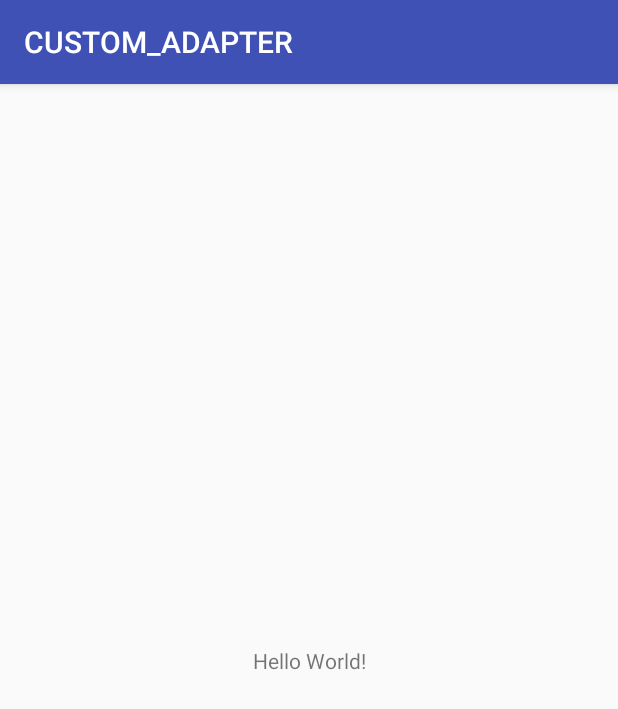
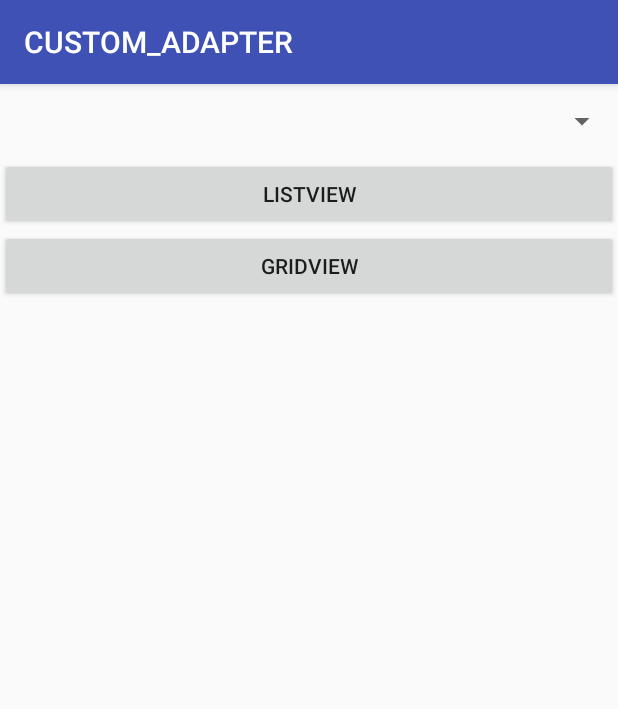
Before and after one commit to Leminhhieu5698/CUSTOM_ADAPTER, an Android app: the screen it shows after launch (MainActivity), on a phone screen of 412 x 824 dp. Shown: the top 709 px of the screen. Run offline under Robolectric (Android 15) with nearby library versions, the phone set to English and light mode, and no system bars.

Commit message:
Up giao dien

```diff
--- /dev/null
+++ b/app/src/main/java/com/example/student/custom_adapter/Listview.java
@@ -0,0 +1,12 @@
+package com.example.student.custom_adapter;
+
+import android.os.Bundle;
+import android.support.annotation.Nullable;
+import android.support.v7.app.AppCompatActivity;
+
+public class Listview extends AppCompatActivity {
+    @Override
+    protected void onCreate(@Nullable Bundle savedInstanceState) {
+        super.onCreate(savedInstanceState);
+    }
+}
--- a/app/src/main/res/layout/activity_main.xml
+++ b/app/src/main/res/layout/activity_main.xml
@@ -1,18 +1,32 @@
 <?xml version="1.0" encoding="utf-8"?>
-<android.support.constraint.ConstraintLayout xmlns:android="http://schemas.android.com/apk/res/android"
+<LinearLayout xmlns:android="http://schemas.android.com/apk/res/android"
     xmlns:app="http://schemas.android.com/apk/res-auto"
     xmlns:tools="http://schemas.android.com/tools"
     android:layout_width="match_parent"
     android:layout_height="match_parent"
+    android:orientation="vertical"
     tools:context=".MainActivity">
 
-    <TextView
-        android:layout_width="wrap_content"
+    <Spinner
+        android:id="@+id/spinner"
+        android:layout_width="match_parent"
+        android:layout_height="49dp" />
+
+    <Button
+        android:id="@+id/button2"
+        android:layout_width="match_parent"
         android:layout_height="wrap_content"
-        android:text="Hello World!"
-        app:layout_constraintBottom_toBottomOf="parent"
-        app:layout_constraintLeft_toLeftOf="parent"
-        app:layout_constraintRight_toRightOf="parent"
-        app:layout_constraintTop_toTopOf="parent" />
+        android:text="Listview"
+        tools:layout_editor_absoluteX="103dp"
+        tools:layout_editor_absoluteY="198dp"
 
-</android.support.constraint.ConstraintLayout>
+        />
+
+    <Button
+        android:id="@+id/button3"
+        android:layout_width="match_parent"
+        android:layout_height="wrap_content"
+        android:text="Gridview"
+        tools:layout_editor_absoluteX="103dp"
+        tools:layout_editor_absoluteY="246dp" />
+</LinearLayout>
```
